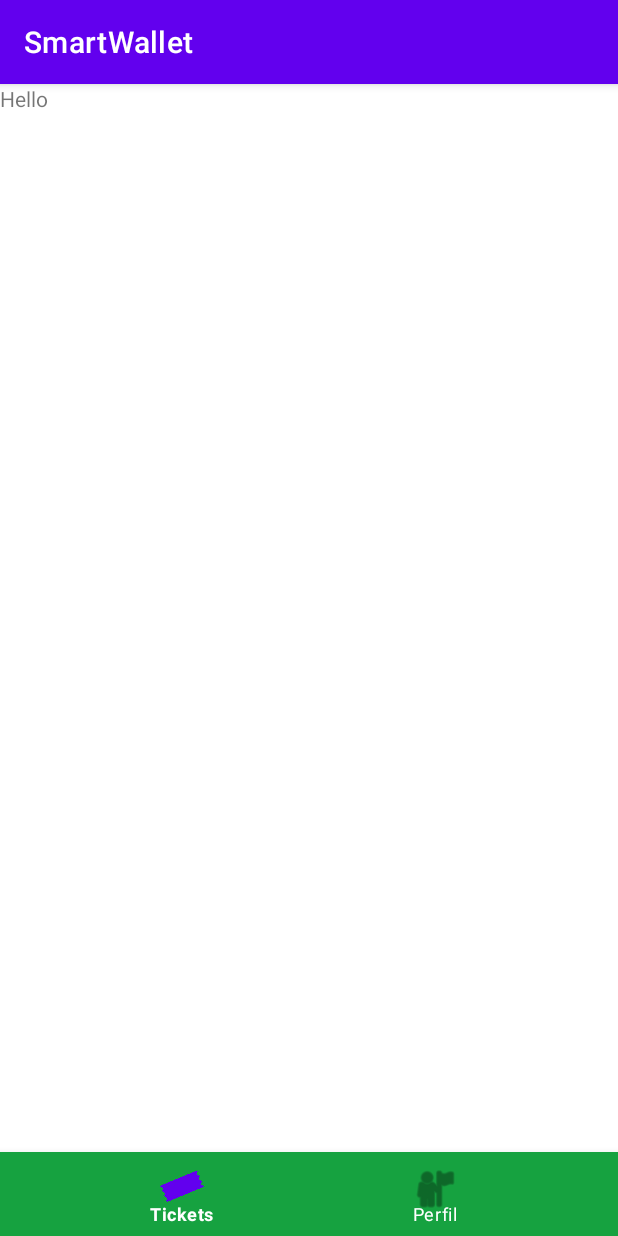
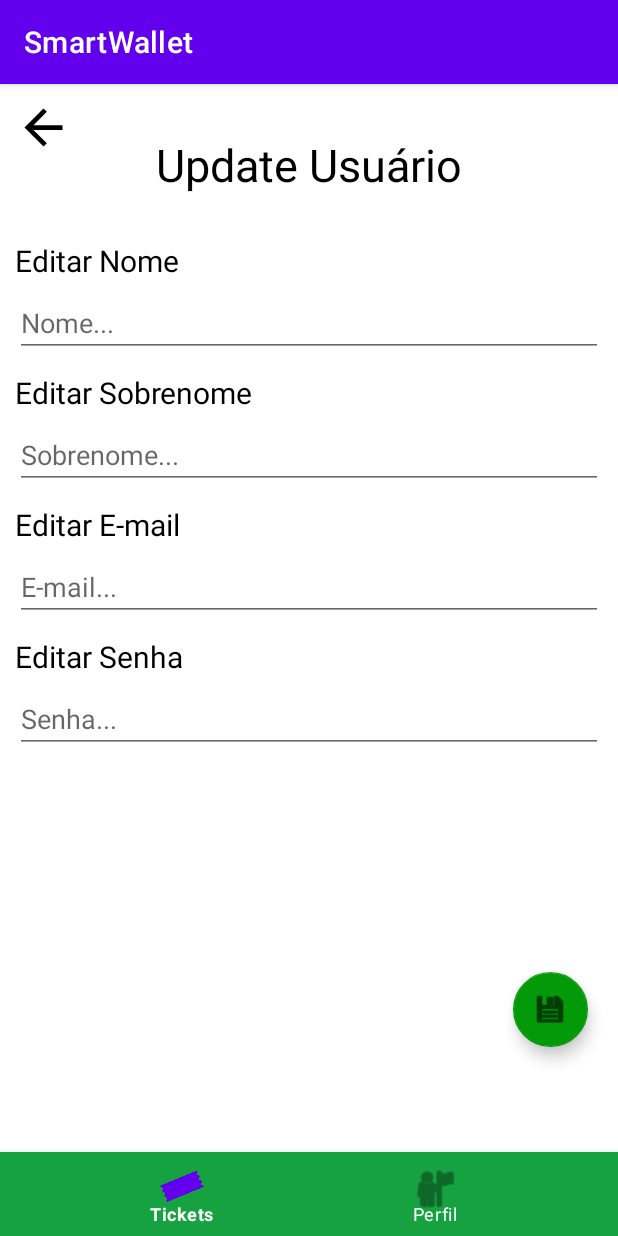
Before and after one commit to brverdan/SmartWallet, an Android app: the FormUserFragment screen opened through its navigation route, on a phone screen of 412 x 824 dp. Run offline under Robolectric (Android 15) with nearby library versions, the phone set to English and light mode, and no system bars; our stand-ins replace navigation-ui.

Commit message:
Design da tela de edição do usuário.

```diff
--- a/app/src/main/res/layout/details_user_fragment.xml
+++ b/app/src/main/res/layout/details_user_fragment.xml
@@ -2,7 +2,7 @@
 <androidx.constraintlayout.widget.ConstraintLayout xmlns:android="http://schemas.android.com/apk/res/android"
     xmlns:app="http://schemas.android.com/apk/res-auto"
     xmlns:tools="http://schemas.android.com/tools"
-    android:id="@+id/frameLayout2"
+    android:id="@+id/detailsUserFrameLayout"
     android:layout_width="match_parent"
     android:layout_height="match_parent"
     tools:context=".ui.user.details.DetailsUserFragment" >
--- a/app/src/main/res/layout/form_ticket_fragment.xml
+++ b/app/src/main/res/layout/form_ticket_fragment.xml
@@ -2,7 +2,7 @@
 <androidx.constraintlayout.widget.ConstraintLayout xmlns:android="http://schemas.android.com/apk/res/android"
     xmlns:app="http://schemas.android.com/apk/res-auto"
     xmlns:tools="http://schemas.android.com/tools"
-    android:id="@+id/frameLayout3"
+    android:id="@+id/formTicketFrameLayout"
     android:layout_width="match_parent"
     android:layout_height="match_parent"
     tools:context=".ui.ticket.form.FormTicketFragment" >
@@ -149,11 +149,11 @@
         android:layout_width="wrap_content"
         android:layout_height="wrap_content"
         android:layout_marginEnd="20dp"
-        android:layout_marginBottom="50dp"
+        android:layout_marginBottom="70dp"
         android:clickable="true"
         android:src="@android:drawable/ic_menu_save"
         app:backgroundTint="#029A08"
-        app:fabCustomSize="63dp"
+        app:fabCustomSize="50dp"
         app:layout_constraintBottom_toBottomOf="parent"
         app:layout_constraintEnd_toEndOf="parent" />
 
--- a/app/src/main/res/layout/form_user_fragment.xml
+++ b/app/src/main/res/layout/form_user_fragment.xml
@@ -1,13 +1,149 @@
 <?xml version="1.0" encoding="utf-8"?>
-<FrameLayout xmlns:android="http://schemas.android.com/apk/res/android"
+<androidx.constraintlayout.widget.ConstraintLayout xmlns:android="http://schemas.android.com/apk/res/android"
+    xmlns:app="http://schemas.android.com/apk/res-auto"
     xmlns:tools="http://schemas.android.com/tools"
+    android:id="@+id/updateUsuarioFrameLayout"
     android:layout_width="match_parent"
     android:layout_height="match_parent"
-    tools:context=".ui.user.form.FormUserFragment">
+    tools:context=".ui.user.form.FormUserFragment" >
+
+    <com.google.android.material.floatingactionbutton.FloatingActionButton
+        android:id="@+id/fabSaveUpdateUsuario"
+        android:layout_width="wrap_content"
+        android:layout_height="wrap_content"
+        android:layout_marginEnd="20dp"
+        android:layout_marginBottom="70dp"
+        android:clickable="true"
+        android:src="@android:drawable/ic_menu_save"
+        app:backgroundTint="#029A08"
+        app:fabCustomSize="50dp"
+        app:layout_constraintBottom_toBottomOf="parent"
+        app:layout_constraintEnd_toEndOf="parent" />
+
+    <ImageView
+        android:id="@+id/imageViewBackUpdateUsuario"
+        android:layout_width="38dp"
+        android:layout_height="38dp"
+        android:layout_marginStart="10dp"
+        android:layout_marginTop="10dp"
+        android:src="@drawable/abc_vector_test"
+        app:layout_constraintStart_toStartOf="parent"
+        app:layout_constraintTop_toTopOf="parent"
+        app:tint="@color/black" />
+
+    <EditText
+        android:id="@+id/editTextSenhaUpdateUsuario"
+        android:layout_width="0dp"
+        android:layout_height="wrap_content"
+        android:layout_marginStart="10dp"
+        android:layout_marginTop="5dp"
+        android:layout_marginEnd="10dp"
+        android:ems="10"
+        android:hint="Senha..."
+        android:inputType="textPassword"
+        app:layout_constraintEnd_toEndOf="parent"
+        app:layout_constraintStart_toStartOf="parent"
+        app:layout_constraintTop_toBottomOf="@+id/textLabelSenhaUpdateUsuario" />
 
     <TextView
-        android:layout_width="match_parent"
-        android:layout_height="match_parent"
-        android:text="Hello" />
+        android:id="@+id/textLabelSenhaUpdateUsuario"
+        android:layout_width="wrap_content"
+        android:layout_height="wrap_content"
+        android:layout_marginStart="10dp"
+        android:layout_marginTop="10dp"
+        android:text="Editar Senha"
+        android:textColor="#000000"
+        android:textSize="20sp"
+        app:layout_constraintStart_toStartOf="parent"
+        app:layout_constraintTop_toBottomOf="@+id/editTextEmailUpdateUsuario" />
 
-</FrameLayout>
+    <TextView
+        android:id="@+id/textLabelEmailUpdateUsuario"
+        android:layout_width="wrap_content"
+        android:layout_height="wrap_content"
+        android:layout_marginStart="10dp"
+        android:layout_marginTop="10dp"
+        android:text="Editar E-mail"
+        android:textColor="#000000"
+        android:textSize="20sp"
+        app:layout_constraintStart_toStartOf="parent"
+        app:layout_constraintTop_toBottomOf="@+id/editTextSobrenomeUpdateUsuario" />
+
+    <EditText
+        android:id="@+id/editTextEmailUpdateUsuario"
+        android:layout_width="0dp"
+        android:layout_height="wrap_content"
+        android:layout_marginStart="10dp"
+        android:layout_marginTop="5dp"
+        android:layout_marginEnd="10dp"
+        android:ems="10"
+        android:hint="E-mail..."
+        android:inputType="textEmailAddress"
+        app:layout_constraintEnd_toEndOf="parent"
+        app:layout_constraintStart_toStartOf="parent"
+        app:layout_constraintTop_toBottomOf="@+id/textLabelEmailUpdateUsuario" />
+
+    <TextView
+        android:id="@+id/textLabelSobrenomeUpdateUsuario"
+        android:layout_width="wrap_content"
+        android:layout_height="wrap_content"
+        android:layout_marginStart="10dp"
+        android:layout_marginTop="10dp"
+        android:text="Editar Sobrenome"
+        android:textColor="#000000"
+        android:textSize="20sp"
+        app:layout_constraintStart_toStartOf="parent"
+        app:layout_constraintTop_toBottomOf="@+id/editTextNomeUpdateUsuario" />
+
+    <EditText
+        android:id="@+id/editTextSobrenomeUpdateUsuario"
+        android:layout_width="0dp"
+        android:layout_height="wrap_content"
+        android:layout_marginStart="10dp"
+        android:layout_marginTop="5dp"
+        android:layout_marginEnd="10dp"
+        android:ems="10"
+        android:hint="Sobrenome..."
+        android:inputType="textPersonName"
+        app:layout_constraintEnd_toEndOf="parent"
+        app:layout_constraintStart_toStartOf="parent"
+        app:layout_constraintTop_toBottomOf="@+id/textLabelSobrenomeUpdateUsuario" />
+
+    <TextView
+        android:id="@+id/textLabelNomeUpdateUsuario"
+        android:layout_width="wrap_content"
+        android:layout_height="wrap_content"
+        android:layout_marginStart="10dp"
+        android:layout_marginTop="30dp"
+        android:text="Editar Nome"
+        android:textColor="#000000"
+        android:textSize="20sp"
+        app:layout_constraintStart_toStartOf="parent"
+        app:layout_constraintTop_toBottomOf="@+id/textLabelUpdateUsuário" />
+
+    <EditText
+        android:id="@+id/editTextNomeUpdateUsuario"
+        android:layout_width="0dp"
+        android:layout_height="wrap_content"
+        android:layout_marginStart="10dp"
+        android:layout_marginTop="5dp"
+        android:layout_marginEnd="10dp"
+        android:ems="10"
+        android:hint="Nome..."
+        android:inputType="textPersonName"
+        app:layout_constraintEnd_toEndOf="parent"
+        app:layout_constraintStart_toStartOf="parent"
+        app:layout_constraintTop_toBottomOf="@+id/textLabelNomeUpdateUsuario" />
+
+    <TextView
+        android:id="@+id/textLabelUpdateUsuário"
+        android:layout_width="wrap_content"
+        android:layout_height="wrap_content"
+        android:layout_marginTop="33dp"
+        android:text="Update Usuário"
+        android:textColor="#000000"
+        android:textSize="30sp"
+        app:layout_constraintEnd_toEndOf="parent"
+        app:layout_constraintStart_toStartOf="parent"
+        app:layout_constraintTop_toTopOf="parent" />
+</androidx.constraintlayout.widget.ConstraintLayout>
```
